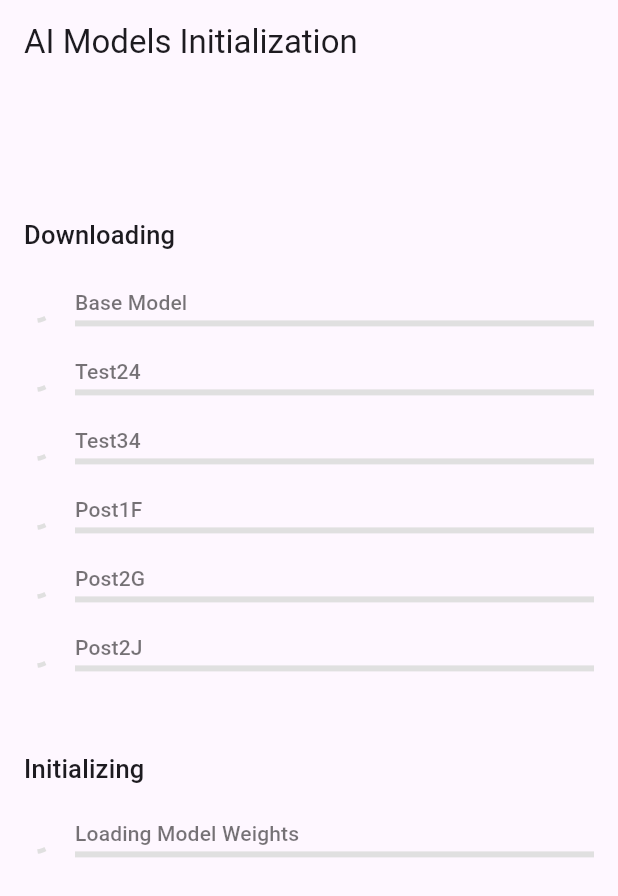
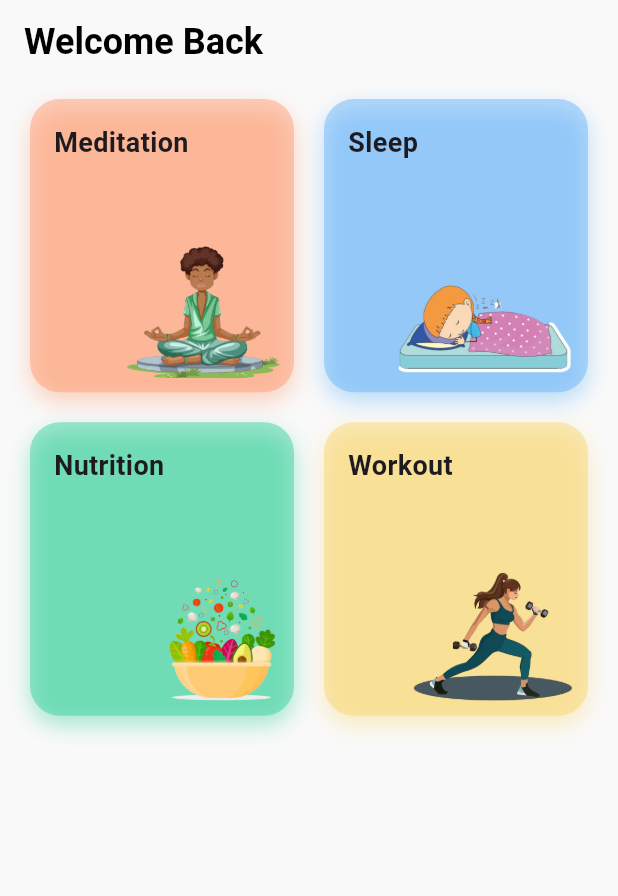
Before and after one commit to sitatec/Waico, a Flutter app: the screen it shows after launch, on a phone screen of 412 x 824 dp. Shown: the top 896 px of the screen. Run offline on Flutter 3.47's test engine with Material 3 defaults, Android fonts, the phone set to English and light mode, and no system bars; missing offline and left inert: background_downloader, flutter_ai_toolkit, flutter_gemma.

Commit message:
Init Home page

```diff
--- a/lib/main.dart
+++ b/lib/main.dart
@@ -1,5 +1,6 @@
 import 'package:flutter/material.dart';
 import 'package:waico/pages/ai_model_init_page.dart';
+import 'package:waico/pages/home_page.dart';
 
 void main() async {
   runApp(const App());
@@ -12,31 +13,6 @@ class App extends StatelessWidget {
   Widget build(BuildContext context) => MaterialApp(
     title: 'Gemma 3n Chat',
     theme: ThemeData(primarySwatch: Colors.blue),
-    home: AiModelsInitializationPage(
-      downloadItems: [
-        DownloadItem(
-          url: 'https://httpbin.org//stream-bytes/1000000',
-          fileName: 'test0145.json',
-          displayName: 'Base Model',
-        ),
-        DownloadItem(url: 'https://httpbin.org/delay/3', fileName: 'test24.json', displayName: 'Test24'),
-        DownloadItem(url: 'https://httpbin.org/json', fileName: 'test34.json', displayName: 'Test34'),
-        DownloadItem(
-          url: 'https://jsonplaceholder.typicode.com/posts/12',
-          fileName: 'post1F.json',
-          displayName: 'Post1F',
-        ),
-        DownloadItem(
-          url: 'https://jsonplaceholder.typicode.com/posts/2',
-          fileName: 'post2G.json',
-          displayName: 'Post2G',
-        ),
-        DownloadItem(
-          url: 'https://jsonplaceholder.typicode.com/posts/2',
-          fileName: 'post2J.json',
-          displayName: 'Post2J',
-        ),
-      ],
-    ),
+    home: HomePage(),
   );
 }
--- /dev/null
+++ b/lib/pages/home_page.dart
@@ -0,0 +1,105 @@
+import 'package:flutter/material.dart';
+
+class HomePage extends StatelessWidget {
+  const HomePage({super.key});
+
+  @override
+  Widget build(BuildContext context) {
+    final features = <Map<String, dynamic>>[
+      {
+        'title': 'Meditation',
+        'color': const Color.fromARGB(109, 254, 148, 102),
+        'image': {'url': 'assets/images/meditation.png', 'size': 105.0},
+      },
+      {
+        'title': 'Sleep',
+        'color': const Color.fromARGB(109, 93, 175, 247),
+        'image': {'url': 'assets/images/sleep.png', 'size': 120.0},
+      },
+      {
+        'title': 'Nutrition',
+        'color': const Color.fromARGB(108, 38, 204, 146),
+        'image': {'url': 'assets/images/nutrition.png', 'size': 85.0},
+      },
+      {
+        'title': 'Workout',
+        'color': const Color.fromARGB(110, 250, 211, 100),
+        'image': {'url': 'assets/images/workout.png', 'size': 110.0},
+      },
+    ];
+
+    return Scaffold(
+      backgroundColor: const Color(0xFFF9F9F9),
+      appBar: AppBar(
+        title: const Text(
+          'Welcome Back',
+          style: TextStyle(fontWeight: FontWeight.bold, fontSize: 24, color: Colors.black),
+        ),
+        backgroundColor: Colors.transparent,
+        elevation: 0,
+        centerTitle: false,
+      ),
+      body: Padding(
+        padding: const EdgeInsets.symmetric(horizontal: 20, vertical: 10),
+        child: GridView.builder(
+          itemCount: features.length,
+          gridDelegate: const SliverGridDelegateWithFixedCrossAxisCount(
+            crossAxisCount: 2,
+            mainAxisSpacing: 20,
+            crossAxisSpacing: 20,
+            childAspectRatio: 0.9,
+          ),
+          itemBuilder: (context, index) {
+            final feature = features[index];
+            return FeatureCard(
+              title: feature['title'] as String,
+              color: feature['color'] as Color,
+              image: feature['image']['url'] as String,
+              imageSize: feature['image']['size'],
+            );
+          },
+        ),
+      ),
+    );
+  }
+}
+
+class FeatureCard extends StatelessWidget {
+  final String title;
+  final Color color;
+  final String image;
+  final double imageSize;
+
+  const FeatureCard({super.key, required this.title, required this.color, required this.image, this.imageSize = 90});
+
+  @override
+  Widget build(BuildContext context) {
+    return Container(
+      decoration: BoxDecoration(
+        color: color,
+        borderRadius: BorderRadius.circular(20),
+        boxShadow: [BoxShadow(color: color.withValues(alpha: 0.4), blurRadius: 12, offset: const Offset(0, 6))],
+      ),
+      child: Stack(
+        children: [
+          Positioned(
+            top: 16,
+            left: 16,
+            child: Text(title, style: const TextStyle(fontSize: 18, fontWeight: FontWeight.w600)),
+          ),
+          Positioned(
+            bottom: 8,
+            right: 8,
+            child: Image.asset(
+              image,
+              width: imageSize,
+              height: imageSize,
+              fit: BoxFit.contain,
+              alignment: AlignmentDirectional.bottomEnd,
+            ),
+          ),
+        ],
+      ),
+    );
+  }
+}
--- a/pubspec.yaml
+++ b/pubspec.yaml
@@ -20,3 +20,6 @@ dev_dependencies:
 
 flutter:
   uses-material-design: true
+
+  assets:
+    - assets/images/
```
Also changed, not shown: assets/images/meditation.png (added), assets/images/nutrition.png (added), assets/images/sleep.png (added), assets/images/workout.png (added).
